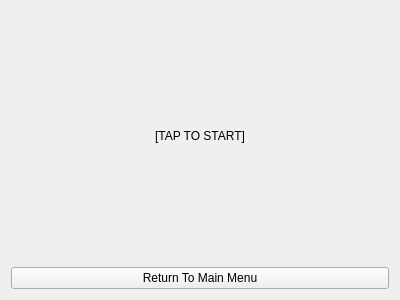
VKuzia/cat-circus, file src/game/gamewidget.ui: the form before one commit.
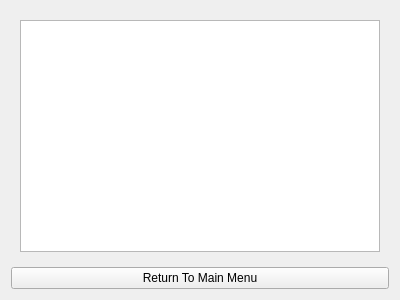
The form after the commit. The open tabs and pages were chosen to show the change. Custom widgets are drawn as their Qt base class.

Commit message: Add points page

```diff
--- a/src/game/gamewidget.ui
+++ b/src/game/gamewidget.ui
@@ -29,19 +29,8 @@
        </item>
       </layout>
      </widget>
-     <widget class="QWidget" name="_pregame_page">
-      <layout class="QVBoxLayout" name="verticalLayout_3">
-       <item>
-        <widget class="QLabel" name="label">
-         <property name="text">
-          <string>[TAP TO START]</string>
-         </property>
-         <property name="alignment">
-          <set>Qt::AlignCenter</set>
-         </property>
-        </widget>
-       </item>
-      </layout>
+     <widget class="PointsPage" name="_points_page">
+      <layout class="QVBoxLayout" name="verticalLayout_3"/>
      </widget>
     </widget>
    </item>
@@ -54,6 +43,14 @@
    </item>
   </layout>
  </widget>
+ <customwidgets>
+  <customwidget>
+   <class>PointsPage</class>
+   <extends>QWidget</extends>
+   <header>src/game/pointspage.h</header>
+   <container>1</container>
+  </customwidget>
+ </customwidgets>
  <resources/>
  <connections>
   <connection>
```
The commit also changes 5 other files.
